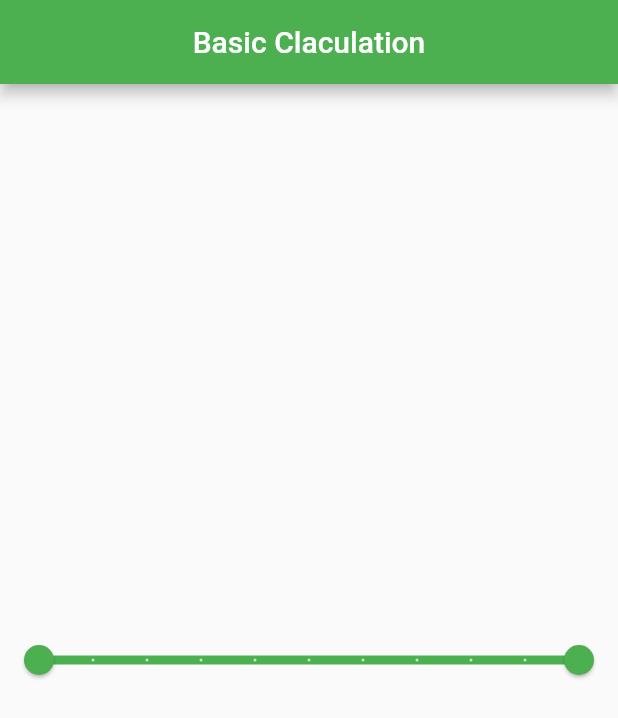
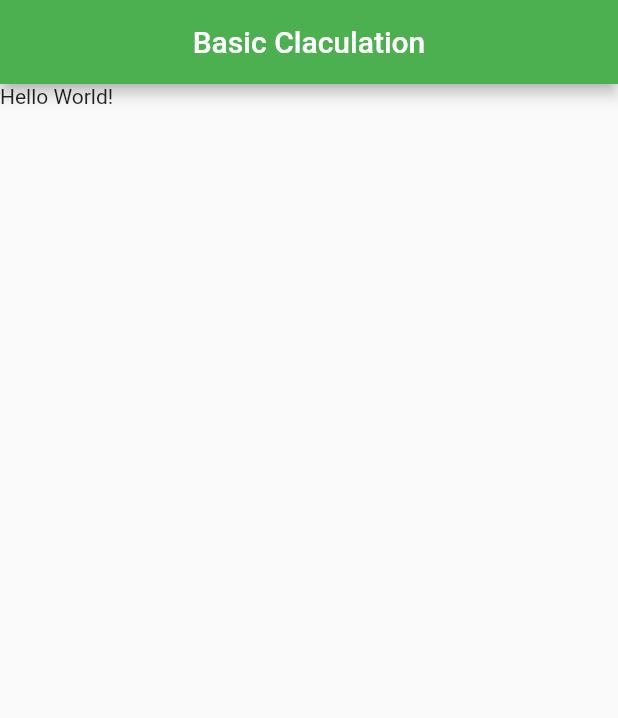
Before and after one commit to singhrishabh93/flutter_basics, a Flutter app: the screen it shows after launch, on a phone screen of 412 x 824 dp. Shown: the top 718 px of the screen. Run offline on Flutter 3.47's test engine with Material 2 defaults, Android fonts, the light colour scheme and no system bars; our stand-ins replace font_awesome_flutter.

Commit message:
Removing Code

```diff
--- a/lib/main.dart
+++ b/lib/main.dart
@@ -43,19 +43,6 @@ class MyHomeState extends State<MyHomePage> {
           centerTitle: true,
           backgroundColor: Colors.green,
         ),
-        body: RangeSlider(
-          values: values,
-          labels: labels,
-          divisions: 10,
-          activeColor: Colors.green,
-          inactiveColor: Colors.green.shade100,
-          min: 0,
-          max: 100,
-          onChanged: (newValue) {
-            print("${newValue.start}, ${newValue.end}");
-            values = newValue;
-            setState(() {});
-          },
-        ));
+        body: Text("Hello World!"));
   }
 }
```
